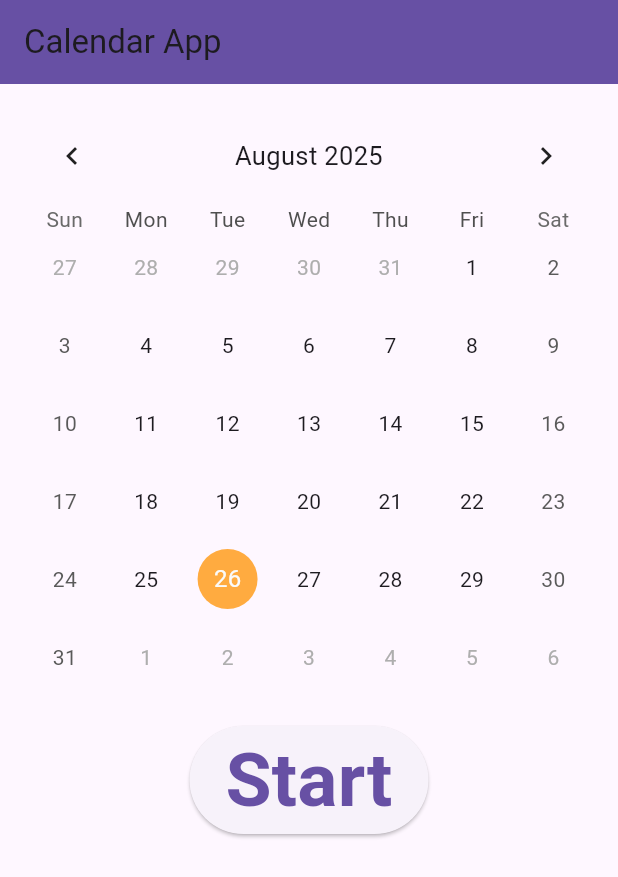
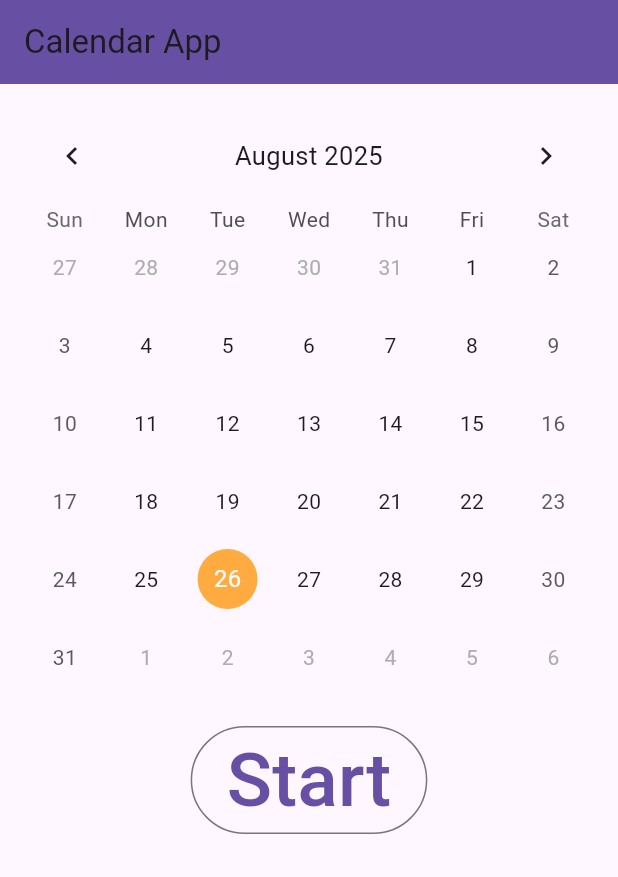
Before and after one commit to itomo2/pushapp, a Flutter app: the screen it shows after launch, on a phone screen of 412 x 824 dp. Shown: the top 877 px of the screen. Run offline on Flutter 3.47's test engine with Material 3 defaults, Android fonts, the light colour scheme and no system bars; drawn by our look-alikes of table_calendar; missing offline and left inert: proximity_sensor.

```diff
--- a/lib/main.dart
+++ b/lib/main.dart
@@ -71,14 +71,14 @@ class _CalendarState extends State<Calendar> { // Calendar画面の状態管理
               ),
             ),
             const SizedBox(height: 20), // 余白
-            ElevatedButton( // ボタンウィジェット
+            OutlinedButton( // ボタンウィジェット
               onPressed: () { // ボタン押下時の処理
                 Navigator.push(
                   context,
                   MaterialPageRoute(builder: (context) => const PushUpCounterScreen()), // PushUpCounterScreenへ遷移
                 );
               },
-              child: const Text('Start',style: TextStyle(fontSize: 50.0,fontWeight: FontWeight.bold),), // ボタンのラベル
+              child: const Text('Start',style: TextStyle(fontSize: 50.0,),), // ボタンのラベル
             ),
           ],
         )
```
Also changed, not shown: 14 other files.
